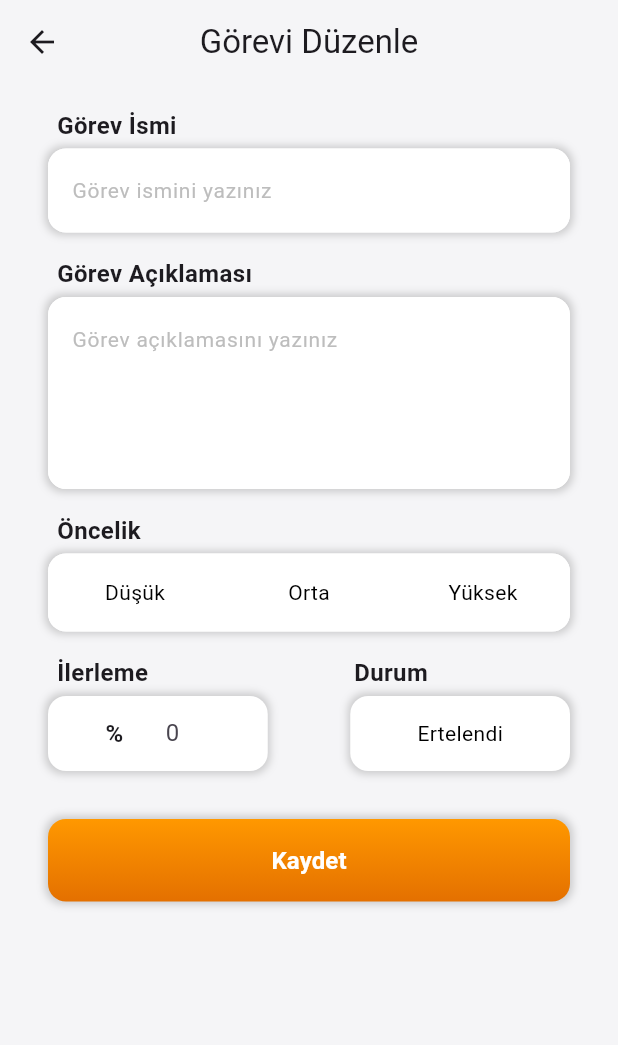
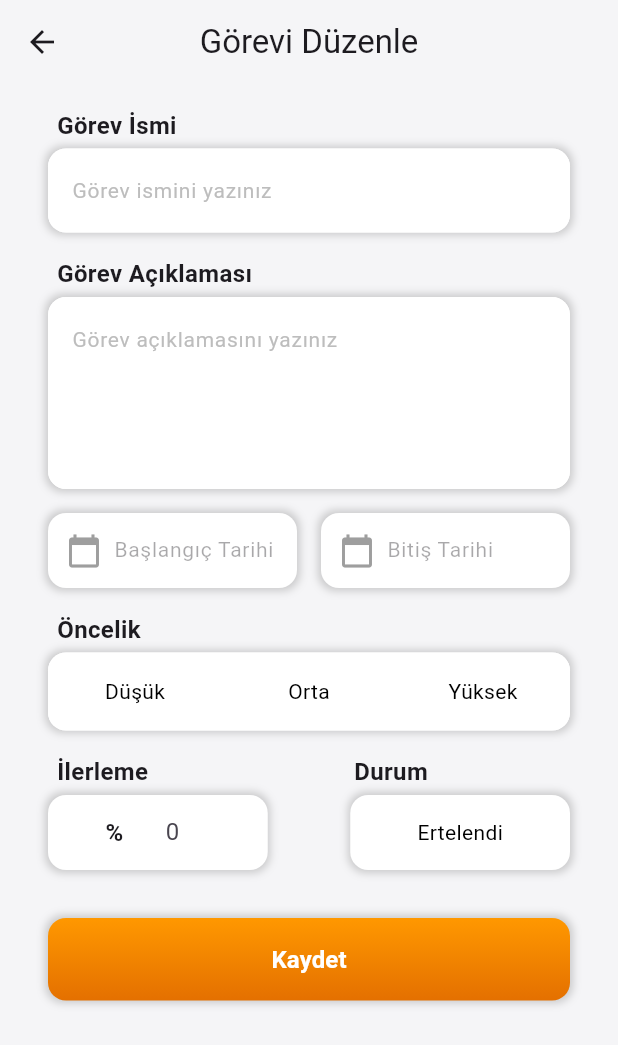
Before and after one commit to idilsg/TaskManagerApp, a Flutter app: the EditTaskPage screen opened by its route, on a phone screen of 412 x 824 dp. Shown: the top 1045 px of the screen. Run offline on Flutter 3.47's test engine with Material 3 defaults, Android fonts, the phone set to English and light mode, and no system bars; our stand-ins replace flutter_svg, percent_indicator; network calls fail.

```diff
--- /dev/null
+++ b/lib/data/usersdata.dart
@@ -0,0 +1,8 @@
+import 'package:taskmanagerapp/models/userinfos.dart';
+
+final List<User> users = [
+  User(name: 'Admin User', isAdmin: true, profileUrl: 'https://m.media-amazon.com/images/I/41ONa5HOwfL.jpg'),
+  User(name: 'User 2', isAdmin: false, profileUrl: 'https://m.media-amazon.com/images/I/31Cd9UQp6eL._AC_UF1000,1000_QL80_.jpg'),
+  User(name: 'User 3', isAdmin: false, profileUrl: 'https://m.media-amazon.com/images/I/31jPSK41kEL.jpg'),
+  User(name: 'User 4', isAdmin: false, profileUrl: 'https://m.media-amazon.com/images/I/41mSIgdsHvL._AC_UF1000,1000_QL80_.jpg'),
+];
--- a/lib/main.dart
+++ b/lib/main.dart
@@ -25,7 +25,7 @@ class MyApp extends StatelessWidget {
       ),
       initialRoute: '/',
       routes: {
-        '/': (context) => const LoginPage(), // test için değiştiriyorum, login olacak
+        '/': (context) => const ProfilePage(), // test için değiştiriyorum, login olacak
         '/tasks': (context) => const TasksPage(),
         '/taskdetails': (context) => const TaskDetailsPage(
           taskName: 'Görev Adı',
--- a/lib/pages/edittask.dart
+++ b/lib/pages/edittask.dart
@@ -4,8 +4,37 @@ import 'package:taskmanagerapp/pages/tasks.dart';
 // görev detaylarından düzenleye girince açılacak görev düzenleme sayfası
 // seçtiğin görevin bilgileri gözükecek. üstüne düzenleme yapabileceksin
 
-class EditTaskPage extends StatelessWidget {
+class EditTaskPage extends StatefulWidget {
   const EditTaskPage({super.key});
+
+  @override
+  _EditTaskPageState createState() => _EditTaskPageState();
+}
+
+class _EditTaskPageState extends State<EditTaskPage> {
+  final TextEditingController _startDateController = TextEditingController();
+  final TextEditingController _endDateController = TextEditingController();
+
+  Future<void> _selectDate(BuildContext context, TextEditingController controller) async {
+    final DateTime? picked = await showDatePicker(
+      context: context,
+      initialDate: DateTime.now(),
+      firstDate: DateTime(2010),
+      lastDate: DateTime(2100),
+    );
+    if (picked != null) {
+      setState(() {
+        controller.text = "${picked.day}/${picked.month}/${picked.year}";
+      });
+    }
+  }
+
+  @override
+  void dispose() {
+    _startDateController.dispose();
+    _endDateController.dispose();
+    super.dispose();
+  }
 
   @override
   Widget build(BuildContext context) {
@@ -31,8 +60,8 @@ class EditTaskPage extends StatelessWidget {
               const SizedBox(height: 16),
               const TaskDescription(),
               const SizedBox(height: 16),
-              // buraya takvim gelecek
-              // SizedBox(height: 16),
+              dates(context),
+              const SizedBox(height: 16),
               const TaskPriority(),
               const SizedBox(height: 16),
               // buraya kategori gelecek
@@ -46,6 +75,88 @@ class EditTaskPage extends StatelessWidget {
           ),
         ),
       ),
+    );
+  }
+
+  Row dates(BuildContext context) {
+    return Row(
+      children: [
+        Expanded(
+          child: GestureDetector(
+            onTap: () => _selectDate(context, _startDateController),
+            child: Container(
+              height: 50,
+              padding: const EdgeInsets.symmetric(horizontal: 12),
+              decoration: BoxDecoration(
+                color: Colors.white,
+                boxShadow: [
+                  BoxShadow(
+                    color: Colors.grey.withOpacity(0.5),
+                    spreadRadius: 1.5,
+                    blurRadius: 4,
+                  ),
+                ],
+                borderRadius: BorderRadius.circular(12),
+              ),
+              child: Row(
+                children: [
+                  const Icon(Icons.calendar_today, color: Colors.grey),
+                  const SizedBox(width: 8),
+                  Expanded(
+                    child: TextField(
+                      controller: _startDateController,
+                      decoration: const InputDecoration(
+                        hintText: 'Başlangıç Tarihi',
+                        border: InputBorder.none,
+                      ),
+                      enabled: false,
+                      style: const TextStyle(fontSize: 14),
+                    ),
+                  ),
+                ],
+              ),
+            ),
+          ),
+        ),
+        const SizedBox(width: 16),
+        Expanded(
+          child: GestureDetector(
+            onTap: () => _selectDate(context, _endDateController),
+            child: Container(
+              height: 50,
+              padding: const EdgeInsets.symmetric(horizontal: 12),
+              decoration: BoxDecoration(
+                color: Colors.white,
+                boxShadow: [
+                  BoxShadow(
+                    color: Colors.grey.withOpacity(0.5),
+                    spreadRadius: 1.5,
+                    blurRadius: 4,
+                  ),
+                ],
+                borderRadius: BorderRadius.circular(12),
+              ),
+              child: Row(
+                children: [
+                  const Icon(Icons.calendar_today, color: Colors.grey),
+                  const SizedBox(width: 8),
+                  Expanded(
+                    child: TextField(
+                      controller: _endDateController,
+                      decoration: const InputDecoration(
+                        hintText: 'Bitiş Tarihi',
+                        border: InputBorder.none,
+                      ),
+                      enabled: false,
+                      style: const TextStyle(fontSize: 14),
+                    ),
+                  ),
+                ],
+              ),
+            ),
+          ),
+        ),
+      ],
     );
   }
 
```
Also changed, not shown: lib/models/userinfos.dart (added, +11 -0 lines), lib/pages/users.dart (+5 -14 lines), LICENSE.txt.
